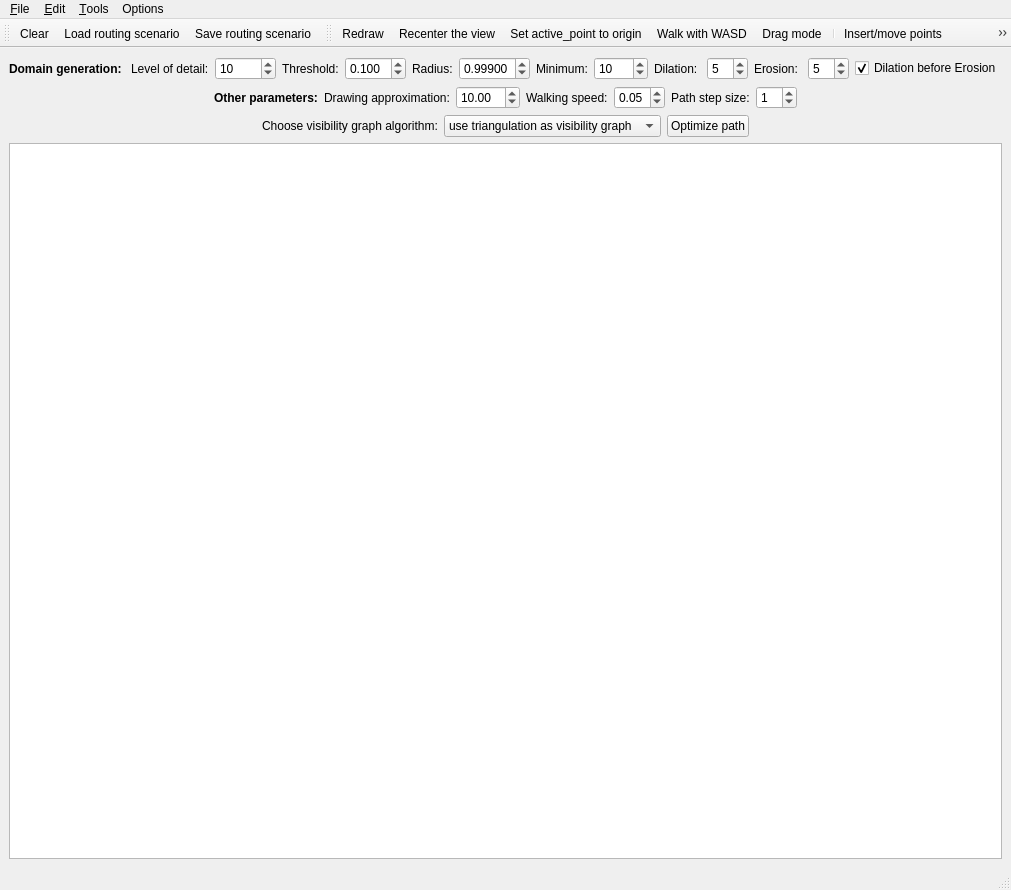
Before: the Qt Designer form Main.ui in Babayayaga/Routing_on_the_hyperbolic_plane, drawn with Qt 5.
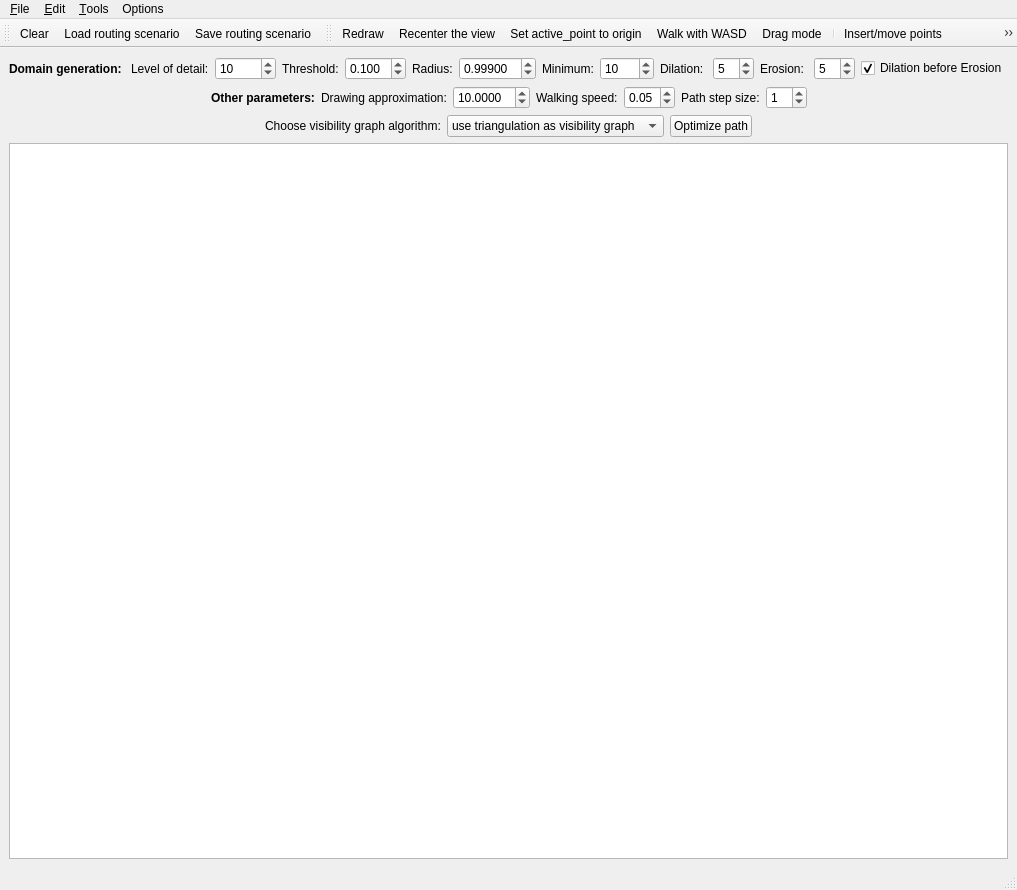
After: the same form once the commit is applied. Icons and pictures are not drawn.

Patch:
```diff
--- a/Main.ui
+++ b/Main.ui
@@ -7,7 +7,7 @@
    <rect>
     <x>0</x>
     <y>0</y>
-    <width>911</width>
+    <width>917</width>
     <height>890</height>
    </rect>
   </property>
@@ -121,7 +121,7 @@
          <number>5</number>
         </property>
         <property name="maximum">
-         <double>0.999990000000000</double>
+         <double>20.000000000000000</double>
         </property>
         <property name="singleStep">
          <double>0.000010000000000</double>
@@ -359,6 +359,9 @@
       </item>
       <item>
        <widget class="QDoubleSpinBox" name="approxSpinBox">
+        <property name="decimals">
+         <number>4</number>
+        </property>
         <property name="maximum">
          <double>150.000000000000000</double>
         </property>
@@ -473,7 +476,7 @@
     <rect>
      <x>0</x>
      <y>0</y>
-     <width>911</width>
+     <width>917</width>
      <height>21</height>
     </rect>
    </property>
```
